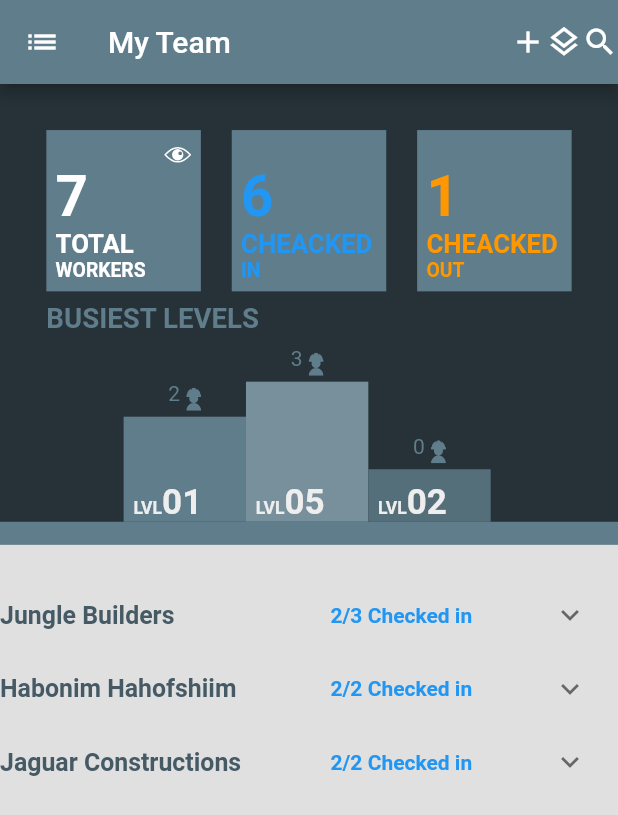
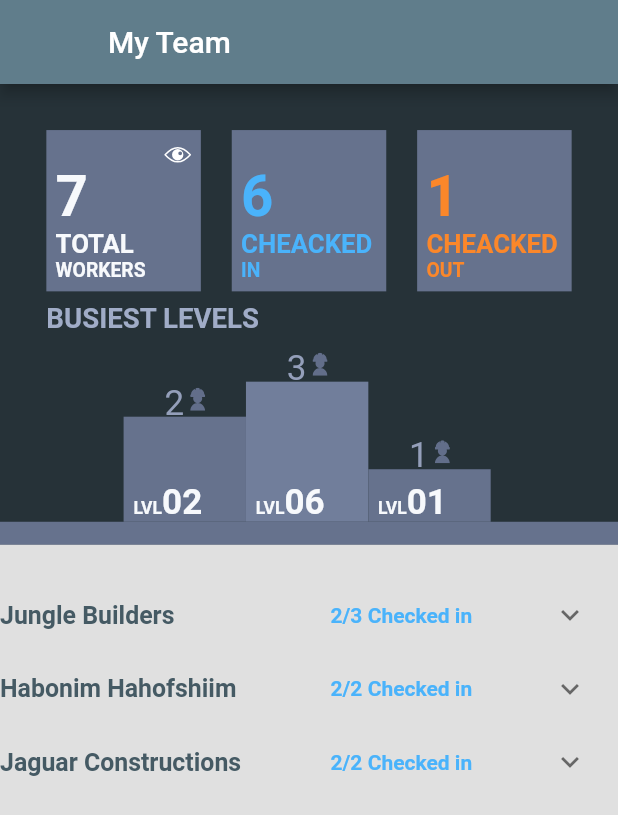
Before and after one commit to matangw/genda_home_assignment, a Flutter app: the screen it shows after launch, on a phone screen of 412 x 824 dp. Shown: the top 815 px of the screen. Run offline on Flutter 3.47's test engine with Material 2 defaults, Android fonts, the phone set to English and light mode, and no system bars; our stand-ins replace flutter_svg.

Commit message:
updated colors

```diff
--- a/lib/home_screen/home_page_component.dart
+++ b/lib/home_screen/home_page_component.dart
@@ -1,6 +1,7 @@
 
 import 'package:flutter/cupertino.dart';
 import 'package:flutter/material.dart';
+import 'package:flutter/services.dart';
 import 'package:genda_home_assignment/home_screen/home_page_model.dart';
 import 'package:genda_home_assignment/home_screen/home_page_presenter.dart';
 import 'package:genda_home_assignment/models/contractor.dart';
@@ -43,6 +44,7 @@ class _HomePageComponentState extends State<HomePageComponent> implements HomePa
   void initState() {
     presenter = HomePagePresenter(this);
     super.initState();
+    SystemChrome.setPreferredOrientations([DeviceOrientation.portraitUp,]);
   }
 
  @override
@@ -75,13 +77,8 @@ class _HomePageComponentState extends State<HomePageComponent> implements HomePa
   PreferredSizeWidget myAppBar(){
    return AppBar(
      backgroundColor: Colors.blueGrey,
-     leading: const Icon(Icons.list),
+     leading:  const SizedBox(),
      title: const Text('My Team'),
-     actions: const [
-      Icon(Icons.add),
-       Icon(Icons.layers_outlined),
-      Icon(Icons.search)
-     ],
    );
   }
 
@@ -99,21 +96,21 @@ class _HomePageComponentState extends State<HomePageComponent> implements HomePa
          Row(
            mainAxisAlignment: MainAxisAlignment.center,
            children: [
-             dataContainer(height*0.35, width*0.25,1 ,presenter.getTotalWorkers().length.toString(), 'TOTAL', 'WORKERS', Colors.white),
-             dataContainer(height*0.35, width*0.25,2 ,presenter.getCheckedInWorkers().length.toString(), 'CHEACKED', 'IN', Colors.blue),
-             dataContainer(height*0.35, width*0.25,3, presenter.getCHeckedOutWorkers().length.toString(), 'CHEACKED', 'OUT', Colors.orange),
+             dataContainer(height*0.35, width*0.25,1 ,presenter.getTotalWorkers().length.toString(), 'TOTAL', 'WORKERS', MyColors().totalWorkersTextColor),
+             dataContainer(height*0.35, width*0.25,2 ,presenter.getCheckedInWorkers().length.toString(), 'CHEACKED', 'IN', MyColors().checkedInWorkersTextColor),
+             dataContainer(height*0.35, width*0.25,3, presenter.getCHeckedOutWorkers().length.toString(), 'CHEACKED', 'OUT', MyColors().checkedOutWorkersTextColor),
            ],
          ),
          Expanded(child: SizedBox()),
          Container(width: width*0.85,
-           child: Row(children: [Text('BUSIEST LEVELS',style: TextStyle(color: Colors.blueGrey,fontWeight: FontWeight.bold,fontSize: height*0.06),)],),
+           child: Row(children: [Text('BUSIEST LEVELS',style: TextStyle(color:MyColors().busiestLevelText,fontWeight: FontWeight.bold,fontSize: height*0.06),)],),
          ),
          Expanded(child: SizedBox()),
          levelRow(height*0.38, width*0.6, []),
          Container(
            height: height*0.05,
            width: width,
-           color: Colors.blueGrey,
+           color: MyColors().dataContainerGrey,
          )
        ],
      ),
@@ -130,7 +127,7 @@ class _HomePageComponentState extends State<HomePageComponent> implements HomePa
        padding: EdgeInsets.symmetric(horizontal: width*0.05,vertical: height*0.05),
        height: height,
        width: width,
-       color: Colors.blueGrey,
+       color: MyColors().dataContainerGrey,
        child: Stack(
          children: [
            Positioned(top: height*0.01,right: width*0.01,child: filter == currentFilter?
@@ -167,11 +164,11 @@ class _HomePageComponentState extends State<HomePageComponent> implements HomePa
          crossAxisAlignment: CrossAxisAlignment.end,
          children: [
            presenter.topThreeWorkingLevels().length<2? Container()
-               :levelContainer(height, width*0.33, 0.6,presenter.topThreeWorkingLevels()[1], Colors.blueGrey),
+               :levelContainer(height, width*0.33, 0.6,presenter.topThreeWorkingLevels()[1], MyColors().leftLevelColor),
            presenter.topThreeWorkingLevels().isEmpty? Container()
-               :levelContainer(height, width*0.33, 0.8, presenter.topThreeWorkingLevels()[0], Colors.blueGrey[400] as Color),
+               :levelContainer(height, width*0.33, 0.8, presenter.topThreeWorkingLevels()[0], MyColors().middleLevelColor),
            presenter.topThreeWorkingLevels().length<3? Container()
-               :levelContainer(height, width*0.33, 0.3,presenter.topThreeWorkingLevels()[2], Colors.blueGrey[600] as Color)
+               :levelContainer(height, width*0.33, 0.3,presenter.topThreeWorkingLevels()[2], MyColors().rightLevelColor)
          ],
        ),
      ),
@@ -194,11 +191,15 @@ class _HomePageComponentState extends State<HomePageComponent> implements HomePa
              alignment: Alignment.bottomCenter,
              child: Row(
                mainAxisAlignment: MainAxisAlignment.center,
-               crossAxisAlignment: CrossAxisAlignment.start,
+               crossAxisAlignment: CrossAxisAlignment.end,
                children: [
-                 Text(presenter.numberOfPeopleInLevelMap()[int.tryParse(level.name)].toString(),style: TextStyle(color: Colors.blueGrey),),
+                 Container(
+                     alignment: Alignment.bottomCenter,
+                     height: height*0.2,
+                     child: Text(presenter.numberOfPeopleInLevelMap()[int.tryParse(level.name)].toString(),
+                       style: TextStyle(color: MyColors().levelWorkersNumberColor,fontSize: height*0.2),)),
                  SizedBox(width: width*0.05),
-                 IconsUtils().SvgIcon(path: 'icons/combinedShape.svg',height: height*0.3),
+                 IconsUtils().SvgIcon(path: 'icons/combinedShape.svg',height: height*0.3,color: MyColors().workerIconColor),
                ],
              ),
            ),
@@ -209,8 +210,8 @@ class _HomePageComponentState extends State<HomePageComponent> implements HomePa
            height:  height* insideHeight,
            child: Align(
              alignment: Alignment.bottomLeft,
-             child: RichText(text: TextSpan(text: 'LVL',style: TextStyle(color: Colors.grey[200],fontSize: height*0.1,fontWeight: FontWeight.bold),children: [
-               TextSpan(text: level.name,style: TextStyle(color: Colors.grey[200],fontSize: height*0.2,fontWeight: FontWeight.bold))
+             child: RichText(text: TextSpan(text: 'LVL',style: TextStyle(color: MyColors().totalWorkersTextColor,fontSize: height*0.1,fontWeight: FontWeight.bold),children: [
+               TextSpan(text: level.name,style: TextStyle(color: MyColors().totalWorkersTextColor,fontSize: height*0.2,fontWeight: FontWeight.bold))
              ]),),
            ),
          )
@@ -274,7 +275,7 @@ class _HomePageComponentState extends State<HomePageComponent> implements HomePa
                   style: TextStyle(fontWeight: FontWeight.bold,color: Colors.blueGrey[700],fontSize: height*0.18),),
                 Expanded(child: SizedBox()),
                 Text('${presenter.checkedInWorkersForContractor(contractor).length}/${presenter.workersForContractor(contractor).length} Checked in',
-                  style: TextStyle(color: Colors.blue,fontWeight: FontWeight.bold),),
+                  style: TextStyle(color: MyColors().checkedInWorkersTextColor,fontWeight: FontWeight.bold),),
                 SizedBox(width: width*0.1,)
               ],
             ),
@@ -307,6 +308,7 @@ class _HomePageComponentState extends State<HomePageComponent> implements HomePa
 
   // the worker list tile single widget
   Widget workerListTile(double height,double width,User user){
+    Color tileColor = user.isCheckedIn? MyColors().checkedInListTileColor : MyColors().checkedOutListTileColor;
       return Center(
         child: Card(
           elevation: 5,
@@ -318,7 +320,7 @@ class _HomePageComponentState extends State<HomePageComponent> implements HomePa
               mainAxisAlignment: MainAxisAlignment.start,
               children: [
                 Container(
-                  color: GeneralUtils().getTradeColor(user.trade),
+                  color: user.isCheckedIn? MyColors().checkedInListTileColor : MyColors().checkedOutWorkersTextColor,
                   width: width*0.03,
                 ),
                 SizedBox(width: width*0.06,),
@@ -330,11 +332,11 @@ class _HomePageComponentState extends State<HomePageComponent> implements HomePa
                     children: [
                       IconsUtils().SvgIcon(
                           path: IconsUtils().pathIconForTrade(user.trade),
-                          color: Colors.grey,
+                          color: MyColors().tradeIconColor,
                           height: height*0.6,
                           width: width*0.1
                       ),
-                      Text(user.trade,style: TextStyle(color: Colors.grey,fontSize: height*0.15),)
+                      Text(user.trade,style: TextStyle(color: MyColors().tradeIconColor,fontSize: height*0.15),)
                     ],
                   ),
                 ),
@@ -345,11 +347,11 @@ class _HomePageComponentState extends State<HomePageComponent> implements HomePa
                     mainAxisAlignment: MainAxisAlignment.spaceAround,
                     crossAxisAlignment: CrossAxisAlignment.start,
                     children: [
-                      Text(user.name,style: TextStyle(fontSize: height*0.2,color: Colors.blueGrey[700],fontWeight: FontWeight.w500),),
+                      Text(user.name,style: TextStyle(fontSize: height*0.2,color: MyColors().workerNameColor,fontWeight: FontWeight.w500),),
                       Text(presenter.contractorById(user.contractorId).name,style: TextStyle(fontSize: height*0.16,color: Colors.blueGrey),),
                       RichText(text: TextSpan(text: 'Arrived to ', style: TextStyle(color: Colors.black,fontSize: height*0.14),
                         children: [
-                          TextSpan(text: presenter.locationString(user.location),style: TextStyle(color: Colors.blue,fontSize: height*0.14)),
+                          TextSpan(text: presenter.locationString(user.location),style: TextStyle(color: tileColor,fontSize: height*0.14)),
                           TextSpan(text: '    '),
                           TextSpan(text: presenter.lastSeenString(user.lastSeen),style: TextStyle(color: Colors.black,fontSize: height*0.14))
                         ]
--- a/lib/home_screen/home_page_model.dart
+++ b/lib/home_screen/home_page_model.dart
@@ -12,43 +12,57 @@ class HomePageModel{
 
 
   ///controlled data
+  //all the workers
   late List<User> workers = [];
+  //all the levels
   late List<Level> levels = [];
+  // all the contractors
   late List<Contractor> contractors = [];
 
+
+  //instantiate and than gather all the data
   HomePageModel(this.view){
     getAllData();
   }
 
+  // get all the data in order
   Future<void> getAllData()async{
     await getDataFromJsonFile();
     view.finishedLoading();
 
   }
 
+  // translate all the data into its parameters form  the json file
   Future<void> getDataFromJsonFile() async{
     final String response = await rootBundle.loadString('data/response.json'); ///file name
     final data = await json.decode(response);
 
-    getWorkersData(data['users']);
     getLevelsData(data['levels']);
     getContractorData(data['contractors']);
+    getWorkersData(data['users']);
 
     print('workers data :: '+workers.length.toString());
     print('first level number and apartments: '+ levels[0].name +' '+ levels[0].apartments.toString());
     print('first contractor name and number: '+contractors[0].name +' '+ contractors[0].number.toString());
   }
 
+  //get workers data from json file with list of users
   void getWorkersData(var json){
     json.forEach((worker){
-      workers.add(User.fromJson(worker));
+      workers.add(User.fromJson(worker,levels));
     });
   }
+
+  //get levels data from json file with list of levels
   void getLevelsData(var json){
+    int counter = 0;
     json.forEach((level){
-      levels.add(Level.fromJson(level));
+      levels.add(Level.fromJson(level,counter));
+      counter++;
     });
   }
+
+  // get contractors data from json file with list of levels
   void getContractorData(var json){
    json.forEach((key, value) {contractors.add(Contractor.fromJson({key:value.values.first})); });
   }
--- a/lib/home_screen/home_page_presenter.dart
+++ b/lib/home_screen/home_page_presenter.dart
@@ -33,7 +33,7 @@ class HomePagePresenter{
 
   // input: level  , returns all the workers in the input level
   List<User> workersInLevel(Level level){
-    return model.workers.where((worker)=> worker.location.level == int.tryParse(level.name)).toList();
+    return model.workers.where((worker)=> worker.location.levelIndex == level.index).toList();
 
   }
 
@@ -100,7 +100,7 @@ class HomePagePresenter{
 
   // input: location vat of user ,  returns the string to show in the screen itself
   String locationString(Location location){
-    return 'Level #${location.level} | Apt #${location.apartment}';
+    return 'Level #${model.levels[location.levelIndex].name} | Apt #${location.apartment}';
   }
 
   //input trade of user , returns the color that represent the trade
@@ -117,11 +117,13 @@ class HomePagePresenter{
   }
 
   /// helping hand functions
+  // get number of workers in single level from map
   int getNumberOfWorkersInLevel(int levelName){
     return numberOfPeopleInLevelMap()[levelName] as int;
   }
 
   /// ui setState changes
+  // set new filter state in the screen itself
   void setNewFilter(int filter){
     if(filter == 1 ){
       view.filterChanged(getTotalWorkers(),filter);
--- a/lib/home_screen/home_page_view.dart
+++ b/lib/home_screen/home_page_view.dart
@@ -2,7 +2,11 @@ import '../models/user.dart';
 
 abstract class HomePageView{
 
+
+  //  abstract function to use when all data finished loading
   void finishedLoading();
+
+  // abstract function to use when user changes filter
   void filterChanged(List<User> usersMatched,int filter);
 
 }
--- a/lib/main.dart
+++ b/lib/main.dart
@@ -10,7 +10,7 @@ class MyApp extends StatelessWidget {
   @override
   Widget build(BuildContext context) {
     return MaterialApp(
-      title: 'Flutter Demo',
+      title: 'Genda Home Assignment',
       theme: ThemeData(
         primarySwatch: Colors.blue,
       ),
--- a/lib/models/contractor.dart
+++ b/lib/models/contractor.dart
@@ -6,6 +6,9 @@ class Contractor{
 
   Contractor({required this.name,required this.number});
 
+
+
+  // instantiate contractor using json map
   factory Contractor.fromJson(Map<String,dynamic> json){
     return Contractor(
         name: json.values.first,
--- a/lib/models/level.dart
+++ b/lib/models/level.dart
@@ -1,11 +1,15 @@
 class Level{
+  int index;
   String name;
   List<String> apartments;
 
-  Level({required this.name,required this.apartments});
+  Level({required this.name,required this.apartments,required this.index});
 
-  factory Level.fromJson(Map<String,dynamic> json){
+
+  // instantiate level using json map
+  factory Level.fromJson(Map<String,dynamic> json,int index){
     return Level(
+      index: index,
       name: json['name'],
       apartments: json['apartments'] ==null ? [] : json['apartments'].cast<String>()
     );
--- a/lib/models/location.dart
+++ b/lib/models/location.dart
@@ -1,13 +1,16 @@
+import 'level.dart';
+
 class Location{
-  int level;
+  int levelIndex;
   int apartment;
 
-  Location({required this.level, required this.apartment});
+  Location({required this.levelIndex, required this.apartment});
 
 
-  factory Location.fromJson(Map<String,dynamic> json){
+  // instantiate location using json map
+  factory Location.fromJson(Map<String,dynamic> json,List<Level> levels){
     return Location(
-        level: json['level'],
+        levelIndex: levels[json['level']].index,
         apartment: json['apartment']
     );
   }
--- a/lib/models/user.dart
+++ b/lib/models/user.dart
@@ -1,5 +1,7 @@
 import 'package:genda_home_assignment/models/location.dart';
 import 'dart:convert';
+
+import 'level.dart';
 
 class User{
 
@@ -19,13 +21,14 @@ class User{
     required this.lastSeen
 });
 
-  factory User.fromJson(Map<String,dynamic> json){
+  // instantiate user using json map
+  factory User.fromJson(Map<String,dynamic> json,List<Level> levels){
     return User(
         name: json['name'],
         trade: json['trade'],
         contractorId: int.tryParse(json['contractor']) as int,
         isCheckedIn: json['isCheckedIn'],
-        location: Location.fromJson(json['location']),
+        location: Location.fromJson(json['location'],levels),
         lastSeen: json['lastSeen']
     );
   }
--- a/lib/utils/general_utils.dart
+++ b/lib/utils/general_utils.dart
@@ -1,19 +1,23 @@
 import 'package:flutter/material.dart';
 
-class GeneralUtils{
 
-
-  List<String> _contractionTrades = ['bricks','plaster','ceiling'];
-  List<String> _furnitureTrades = ['doors'];
-
-  Color getTradeColor(String trade){
-    if(_contractionTrades.contains(trade)){return Colors.blue;}
-    else if(_furnitureTrades.contains(trade)){return Colors.red;}
-    else{
-      print('[-] Color not found for the trade $trade');
-      return Colors.black;
-    }
-  }
-
+class MyColors{
+  final Color darkGrey = const Color.fromRGBO(65, 75, 99,1);
+  final Color dataContainerGrey =const Color.fromRGBO(102 ,114 ,141,1);
+  final Color appBarColor =const Color.fromRGBO(113, 126 ,155,1);
+  final Color middleLevelColor =const Color.fromRGBO(113, 126 ,155,1);
+  final Color leftLevelColor = const Color.fromRGBO(102 ,114 ,141,1);
+  final Color rightLevelColor = const Color.fromRGBO(102 ,114 ,141,1);
+  final Color totalWorkersTextColor = const Color.fromRGBO(247 ,249 ,252,1);
+  final Color checkedInWorkersTextColor = const Color.fromRGBO(74 ,179, 251,1);
+  final Color checkedOutWorkersTextColor = const Color.fromRGBO(251 ,135 ,42,1);
+  final Color workerIconColor = const Color.fromRGBO(98, 110, 138,1);
+  final Color blueTextColor = const Color.fromRGBO(98, 110, 138,1);
+  final Color busiestLevelText = const Color.fromRGBO(160 ,172 ,199,1);
+  final Color levelWorkersNumberColor = const Color.fromRGBO(148 ,159 ,186,1);
+  final Color checkedInListTileColor = const Color.fromRGBO(117, 172 ,209,1);
+  final Color checkedOutListTileColor = const Color.fromRGBO(241, 139, 57,1);
+  final Color tradeIconColor = const Color.fromRGBO(165, 169 ,176,1);
+  final Color workerNameColor = const Color.fromRGBO(87, 91 ,98,1);
 
 }
--- a/lib/utils/icons_utils.dart
+++ b/lib/utils/icons_utils.dart
@@ -4,6 +4,7 @@ import 'package:flutter_svg/svg.dart';
 class IconsUtils{
 
 
+  // widget to use when wanting an svg image as widget
   Widget SvgIcon({
    required String path,
     Color? color,
@@ -21,6 +22,7 @@ class IconsUtils{
   }
 
 
+  // function with input of certain trade that will return the icon path for it
   String pathIconForTrade(String trade){
       if(trade == 'bricks') {return 'icons/worconsBricksTl3.svg'; }
       else if(trade == 'ceiling') {return 'icons/worconsCleaningTl3.svg'; }
@@ -29,7 +31,7 @@ class IconsUtils{
 
 
       else
-        {return 'no icon found';}
+        {return '[-] no icon found';}
 
   }
 
```
